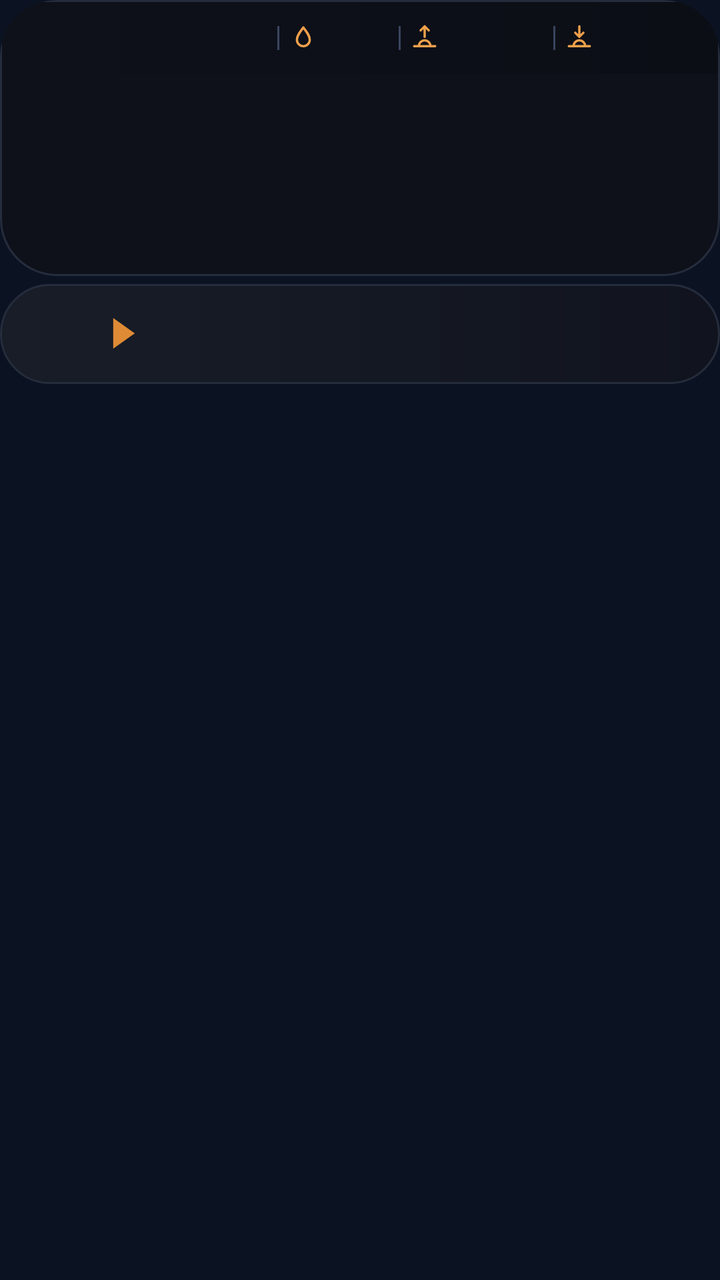
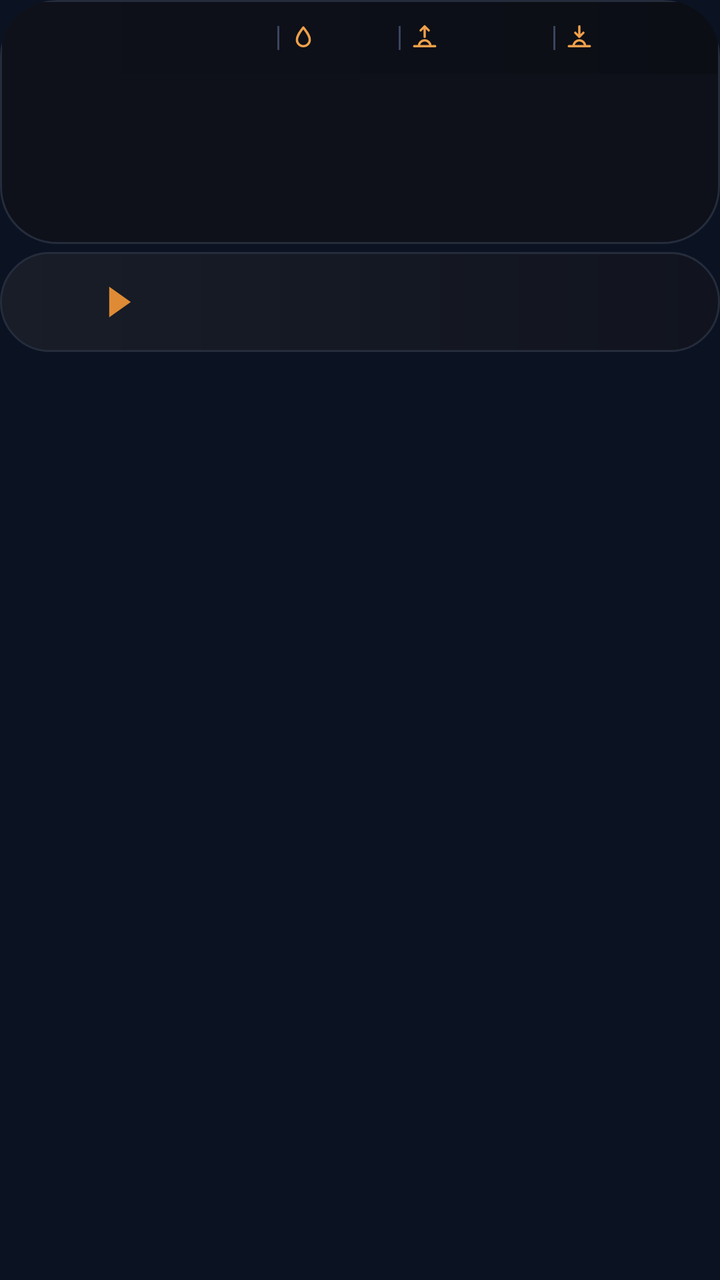

Compare the two renders of this Android layout. The source of the first and the diff that turns it into the second are given below.
<!-- AndroidManifest.xml: application theme AppTheme -->
<!-- res/layout/widget_k1.xml -->
<?xml version="1.0" encoding="utf-8"?>
<FrameLayout xmlns:android="http://schemas.android.com/apk/res/android"
    android:id="@+id/root"
    android:layout_width="match_parent"
    android:layout_height="match_parent"
    android:padding="0dp">

    <LinearLayout
        android:layout_width="match_parent"
        android:layout_height="wrap_content"
        android:orientation="vertical">
        <LinearLayout
            android:layout_width="match_parent"
            android:layout_height="wrap_content"
            android:background="@drawable/cur_clocks"
            android:clipToOutline="true"
            android:orientation="vertical"
            android:padding="1dp">
        <LinearLayout
            android:layout_width="match_parent"
            android:layout_height="36dp"
            android:orientation="horizontal"
            android:gravity="center"
            android:background="@drawable/cur_header_flat"
            android:paddingStart="10dp"
            android:paddingEnd="10dp">
            <ImageView
                android:id="@+id/hdr_feels"
                android:layout_width="0dp"
                android:layout_height="18dp"
                android:layout_weight="15"
                android:scaleType="fitCenter" />
            <ImageView
                android:id="@+id/sep0"
                android:layout_width="1dp"
                android:layout_height="12dp"
                android:src="@drawable/cur_sep"
                android:layout_marginStart="5dp"
                android:layout_marginEnd="5dp"
                android:scaleType="fitXY" />
            <ImageView
                android:id="@+id/ic0"
                android:layout_width="14dp"
                android:layout_height="14dp"
                android:src="@drawable/ic_drop"
                android:scaleType="fitCenter" />
            <ImageView
                android:id="@+id/hdr_hum"
                android:layout_width="0dp"
                android:layout_height="18dp"
                android:layout_weight="4"
                android:layout_marginStart="3dp"
                android:scaleType="fitStart" />
            <ImageView
                android:id="@+id/sep1"
                android:layout_width="1dp"
                android:layout_height="12dp"
                android:src="@drawable/cur_sep"
                android:layout_marginStart="5dp"
                android:layout_marginEnd="5dp"
                android:scaleType="fitXY" />
            <ImageView
                android:id="@+id/ic1"
                android:layout_width="14dp"
                android:layout_height="14dp"
                android:src="@drawable/ic_sunrise"
                android:scaleType="fitCenter" />
            <ImageView
                android:id="@+id/hdr_rise"
                android:layout_width="0dp"
                android:layout_height="18dp"
                android:layout_weight="6"
                android:layout_marginStart="3dp"
                android:scaleType="fitStart" />
            <ImageView
                android:id="@+id/sep2"
                android:layout_width="1dp"
                android:layout_height="12dp"
                android:src="@drawable/cur_sep"
                android:layout_marginStart="5dp"
                android:layout_marginEnd="5dp"
                android:scaleType="fitXY" />
            <ImageView
                android:id="@+id/ic2"
                android:layout_width="14dp"
                android:layout_height="14dp"
                android:src="@drawable/ic_sunset"
                android:scaleType="fitCenter" />
            <ImageView
                android:id="@+id/hdr_set"
                android:layout_width="0dp"
                android:layout_height="18dp"
                android:layout_weight="6"
                android:layout_marginStart="3dp"
                android:scaleType="fitStart" />
        </LinearLayout>
        <LinearLayout
            android:layout_width="match_parent"
            android:layout_height="100dp"
            android:orientation="horizontal"
            android:padding="0dp">
            <FrameLayout
                android:layout_width="0dp"
                android:layout_height="match_parent"
                android:layout_weight="1">
                <ImageView
                    android:id="@+id/clk_bg_0"
                    android:layout_width="match_parent"
                    android:layout_height="match_parent"
                    android:scaleType="fitXY" />
                <LinearLayout
                    android:layout_width="match_parent"
                    android:layout_height="match_parent"
                    android:orientation="vertical"
                    android:gravity="center"
                    android:paddingStart="2dp"
                    android:paddingEnd="2dp">
                    <ImageView
                        android:id="@+id/clk_day_0"
                        android:layout_width="match_parent"
                        android:layout_height="16dp"
                        android:scaleType="fitCenter" />
                    <ImageView
                        android:id="@+id/clk_time_0"
                        android:layout_width="match_parent"
                        android:layout_height="30dp"
                        android:scaleType="fitCenter" />
                    <ImageView
                        android:id="@+id/clk_city_0"
                        android:layout_width="match_parent"
                        android:layout_height="17dp"
                        android:scaleType="fitCenter" />
                </LinearLayout>
            </FrameLayout>
            <FrameLayout
                android:layout_width="0dp"
                android:layout_height="match_parent"
                android:layout_weight="1">
                <ImageView
                    android:id="@+id/clk_bg_1"
                    android:layout_width="match_parent"
                    android:layout_height="match_parent"
                    android:scaleType="fitXY" />
                <LinearLayout
                    android:layout_width="match_parent"
                    android:layout_height="match_parent"
                    android:orientation="vertical"
                    android:gravity="center"
                    android:paddingStart="2dp"
                    android:paddingEnd="2dp">
                    <ImageView
                        android:id="@+id/clk_day_1"
                        android:layout_width="match_parent"
                        android:layout_height="16dp"
                        android:scaleType="fitCenter" />
                    <ImageView
                        android:id="@+id/clk_time_1"
                        android:layout_width="match_parent"
                        android:layout_height="30dp"
                        android:scaleType="fitCenter" />
                    <ImageView
                        android:id="@+id/clk_city_1"
                        android:layout_width="match_parent"
                        android:layout_height="17dp"
                        android:scaleType="fitCenter" />
                </LinearLayout>
            </FrameLayout>
            <FrameLayout
                android:layout_width="0dp"
                android:layout_height="match_parent"
                android:layout_weight="1">
                <ImageView
                    android:id="@+id/clk_bg_2"
                    android:layout_width="match_parent"
                    android:layout_height="match_parent"
                    android:scaleType="fitXY" />
                <LinearLayout
                    android:layout_width="match_parent"
                    android:layout_height="match_parent"
                    android:orientation="vertical"
                    android:gravity="center"
                    android:paddingStart="2dp"
                    android:paddingEnd="2dp">
                    <ImageView
                        android:id="@+id/clk_day_2"
                        android:layout_width="match_parent"
                        android:layout_height="16dp"
                        android:scaleType="fitCenter" />
                    <ImageView
                        android:id="@+id/clk_time_2"
                        android:layout_width="match_parent"
                        android:layout_height="30dp"
                        android:scaleType="fitCenter" />
                    <ImageView
                        android:id="@+id/clk_city_2"
                        android:layout_width="match_parent"
                        android:layout_height="17dp"
                        android:scaleType="fitCenter" />
                </LinearLayout>
            </FrameLayout>
            <FrameLayout
                android:layout_width="0dp"
                android:layout_height="match_parent"
                android:layout_weight="1">
                <ImageView
                    android:id="@+id/clk_bg_3"
                    android:layout_width="match_parent"
                    android:layout_height="match_parent"
                    android:scaleType="fitXY" />
                <LinearLayout
                    android:layout_width="match_parent"
                    android:layout_height="match_parent"
                    android:orientation="vertical"
                    android:gravity="center"
                    android:paddingStart="2dp"
                    android:paddingEnd="2dp">
                    <ImageView
                        android:id="@+id/clk_day_3"
                        android:layout_width="match_parent"
                        android:layout_height="16dp"
                        android:scaleType="fitCenter" />
                    <ImageView
                        android:id="@+id/clk_time_3"
                        android:layout_width="match_parent"
                        android:layout_height="30dp"
                        android:scaleType="fitCenter" />
                    <ImageView
                        android:id="@+id/clk_city_3"
                        android:layout_width="match_parent"
                        android:layout_height="17dp"
                        android:scaleType="fitCenter" />
                </LinearLayout>
            </FrameLayout>
        </LinearLayout>
        </LinearLayout>
        <LinearLayout
            android:layout_width="match_parent"
            android:layout_height="50dp"
            android:orientation="horizontal"
            android:gravity="center_vertical"
            android:layout_marginTop="4dp"
            android:background="@drawable/cur_row_light"
            android:paddingStart="10dp"
            android:paddingEnd="10dp">
            <LinearLayout
                android:layout_width="wrap_content"
                android:layout_height="wrap_content"
                android:orientation="horizontal"
                android:gravity="center_vertical">
                <ImageView
                    android:id="@+id/fl_a_0"
                    android:layout_width="32dp"
                    android:layout_height="27dp"
                    android:scaleType="fitCenter" />
                <ImageView
                    android:id="@+id/code_a_0"
                    android:layout_width="wrap_content"
                    android:layout_height="22dp"
                    android:adjustViewBounds="true"
                    android:layout_marginStart="6dp"
                    android:scaleType="fitStart" />
                <ImageView
                    android:id="@+id/arrow_0"
                    android:layout_width="12dp"
                    android:layout_height="16dp"
                    android:src="@drawable/cur_arrow"
                    android:layout_marginStart="8dp"
                    android:layout_marginEnd="10dp"
                    android:scaleType="fitCenter" />
                <ImageView
                    android:id="@+id/fl_b_0"
                    android:layout_width="32dp"
                    android:layout_height="27dp"
                    android:scaleType="fitCenter" />
                <ImageView
                    android:id="@+id/code_b_0"
                    android:layout_width="wrap_content"
                    android:layout_height="22dp"
                    android:adjustViewBounds="true"
                    android:layout_marginStart="6dp"
                    android:scaleType="fitStart" />
            </LinearLayout>
            <FrameLayout
                android:layout_width="0dp"
                android:layout_height="1dp"
                android:layout_weight="1" />
            <LinearLayout
                android:layout_width="108dp"
                android:layout_height="wrap_content"
                android:orientation="vertical"
                android:layout_marginStart="6dp">
                <LinearLayout
                    android:layout_width="match_parent"
                    android:layout_height="wrap_content"
                    android:orientation="horizontal"
                    android:gravity="center_vertical">
                    <ImageView
                        android:id="@+id/mkt_lbl_0"
                        android:layout_width="40dp"
                        android:layout_height="14dp"
                        android:scaleType="fitStart" />
                    <ImageView
                        android:id="@+id/mkt_val_0"
                        android:layout_width="0dp"
                        android:layout_height="20dp"
                        android:layout_weight="1"
                        android:scaleType="fitEnd" />
                </LinearLayout>
                <LinearLayout
                    android:layout_width="match_parent"
                    android:layout_height="wrap_content"
                    android:orientation="horizontal"
                    android:gravity="center_vertical"
                    android:layout_marginTop="2dp">
                    <ImageView
                        android:id="@+id/visa_logo_0"
                        android:layout_width="40dp"
                        android:layout_height="20dp"
                        android:scaleType="fitStart" />
                    <ImageView
                        android:id="@+id/visa_val_0"
                        android:layout_width="0dp"
                        android:layout_height="17dp"
                        android:layout_weight="1"
                        android:scaleType="fitEnd" />
                </LinearLayout>
            </LinearLayout>
        </LinearLayout>
    </LinearLayout>
</FrameLayout>
<!-- resources referenced by this layout -->
<resources>
  <!-- drawable cur_arrow (drawable) -->
  <?xml version="1.0" encoding="utf-8"?>
  <vector xmlns:android="http://schemas.android.com/apk/res/android" android:width="20dp" android:height="26dp" android:viewportWidth="20" android:viewportHeight="26">
      <path android:fillColor="#FFDF8B35" android:pathData="M1,0L1,26L19,13Z" />
  </vector>
  <!-- drawable cur_clocks (drawable) -->
  <?xml version="1.0" encoding="utf-8"?>
  <shape xmlns:android="http://schemas.android.com/apk/res/android" android:shape="rectangle">
      <gradient android:angle="0" android:startColor="#FF0E111A" android:endColor="#FF0E111A" />
      <stroke android:width="1dp" android:color="#FF252C3C" />
      <corners android:radius="@dimen/widget_radius" />
  </shape>
  <!-- drawable cur_header_flat (drawable) -->
  <?xml version="1.0" encoding="utf-8"?>
  <shape xmlns:android="http://schemas.android.com/apk/res/android" android:shape="rectangle">
      <gradient android:angle="0" android:startColor="#FF0E111A" android:endColor="#FF0B0E15" />
  </shape>
  <!-- drawable cur_row_light (drawable) -->
  <?xml version="1.0" encoding="utf-8"?>
  <shape xmlns:android="http://schemas.android.com/apk/res/android" android:shape="rectangle">
      <gradient android:angle="0" android:startColor="#FF181D28" android:endColor="#FF11141E" />
      <stroke android:width="1dp" android:color="#FF252C3C" />
      <corners android:radius="@dimen/widget_radius" />
  </shape>
  <!-- drawable cur_sep (drawable) -->
  <?xml version="1.0" encoding="utf-8"?>
  <shape xmlns:android="http://schemas.android.com/apk/res/android" android:shape="rectangle"><solid android:color="#FF3A4560" /></shape>
  <!-- drawable ic_drop (drawable) -->
  <?xml version="1.0" encoding="utf-8"?>
  <vector xmlns:android="http://schemas.android.com/apk/res/android" android:width="24dp" android:height="24dp" android:viewportWidth="24" android:viewportHeight="24">
      <path android:strokeColor="#FFF0A04B" android:strokeWidth="2" android:strokeLineJoin="round" android:fillColor="#00000000"
          android:pathData="M12,3C15,7 17.5,10 17.5,13.5A5.5,5.5 0,0 1,6.5 13.5C6.5,10 9,7 12,3Z" />
  </vector>
  <!-- drawable ic_sunrise (drawable) -->
  <?xml version="1.0" encoding="utf-8"?>
  <vector xmlns:android="http://schemas.android.com/apk/res/android" android:width="24dp" android:height="24dp" android:viewportWidth="24" android:viewportHeight="24">
      <path android:strokeColor="#FFF0A04B" android:strokeWidth="2" android:strokeLineCap="round" android:strokeLineJoin="round" android:fillColor="#00000000"
          android:pathData="M3,19L21,19M7,19A5,5 0,0 1,17 19M12,2L12,11M8.5,5.5L12,2L15.5,5.5" />
  </vector>
  <!-- drawable ic_sunset (drawable) -->
  <?xml version="1.0" encoding="utf-8"?>
  <vector xmlns:android="http://schemas.android.com/apk/res/android" android:width="24dp" android:height="24dp" android:viewportWidth="24" android:viewportHeight="24">
      <path android:strokeColor="#FFF0A04B" android:strokeWidth="2" android:strokeLineCap="round" android:strokeLineJoin="round" android:fillColor="#00000000"
          android:pathData="M3,19L21,19M7,19A5,5 0,0 1,17 19M12,2L12,11M8.5,7.5L12,11L15.5,7.5" />
  </vector>
  <style name="AppTheme" parent="@android:style/Theme.DeviceDefault.NoActionBar">
          <item name="android:colorAccent">#DF8B35</item>
          <item name="android:colorControlActivated">#DF8B35</item>
          <item name="android:windowBackground">#0B1322</item>
          <item name="android:statusBarColor">#0E111A</item>
          <item name="android:navigationBarColor">#0B1322</item>
          <item name="android:textColorHint">#718096</item>
      </style>
  <dimen name="widget_radius">24dp</dimen>
</resources>

<!-- the commit's change to res/layout/widget_k1.xml (unified diff, before → after) -->
@@ -96,7 +96,7 @@
         </LinearLayout>
         <LinearLayout
             android:layout_width="match_parent"
-            android:layout_height="100dp"
+            android:layout_height="84dp"
             android:orientation="horizontal"
             android:padding="0dp">
             <FrameLayout
@@ -113,7 +113,8 @@
                     android:layout_height="match_parent"
                     android:orientation="vertical"
                     android:gravity="center"
-                    android:paddingStart="2dp"
+                    android:paddingBottom="7dp"
+                android:paddingStart="2dp"
                     android:paddingEnd="2dp">
                     <ImageView
                         android:id="@+id/clk_day_0"
@@ -146,7 +147,8 @@
                     android:layout_height="match_parent"
                     android:orientation="vertical"
                     android:gravity="center"
-                    android:paddingStart="2dp"
+                    android:paddingBottom="7dp"
+                android:paddingStart="2dp"
                     android:paddingEnd="2dp">
                     <ImageView
                         android:id="@+id/clk_day_1"
@@ -179,7 +181,8 @@
                     android:layout_height="match_parent"
                     android:orientation="vertical"
                     android:gravity="center"
-                    android:paddingStart="2dp"
+                    android:paddingBottom="7dp"
+                android:paddingStart="2dp"
                     android:paddingEnd="2dp">
                     <ImageView
                         android:id="@+id/clk_day_2"
@@ -212,7 +215,8 @@
                     android:layout_height="match_parent"
                     android:orientation="vertical"
                     android:gravity="center"
-                    android:paddingStart="2dp"
+                    android:paddingBottom="7dp"
+                android:paddingStart="2dp"
                     android:paddingEnd="2dp">
                     <ImageView
                         android:id="@+id/clk_day_3"
@@ -249,8 +253,8 @@
                 android:gravity="center_vertical">
                 <ImageView
                     android:id="@+id/fl_a_0"
-                    android:layout_width="32dp"
-                    android:layout_height="27dp"
+                    android:layout_width="30dp"
+                    android:layout_height="30dp"
                     android:scaleType="fitCenter" />
                 <ImageView
                     android:id="@+id/code_a_0"
@@ -269,8 +273,8 @@
                     android:scaleType="fitCenter" />
                 <ImageView
                     android:id="@+id/fl_b_0"
-                    android:layout_width="32dp"
-                    android:layout_height="27dp"
+                    android:layout_width="30dp"
+                    android:layout_height="30dp"
                     android:scaleType="fitCenter" />
                 <ImageView
                     android:id="@+id/code_b_0"
<!-- resource entries referenced after the edit -->
@@ -53,6 +53,6 @@
           <item name="android:navigationBarColor">#0B1322</item>
           <item name="android:textColorHint">#718096</item>
       </style>
-  <dimen name="widget_radius">24dp</dimen>
+  <dimen name="widget_radius">28dp</dimen>
 </resources>
 
